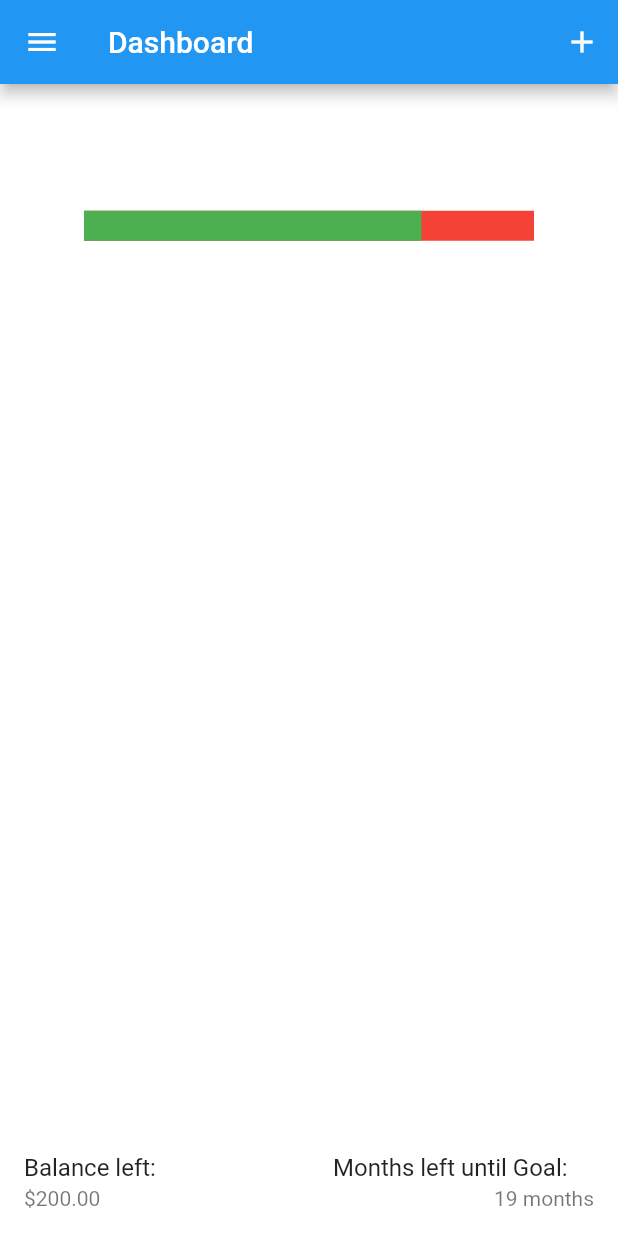
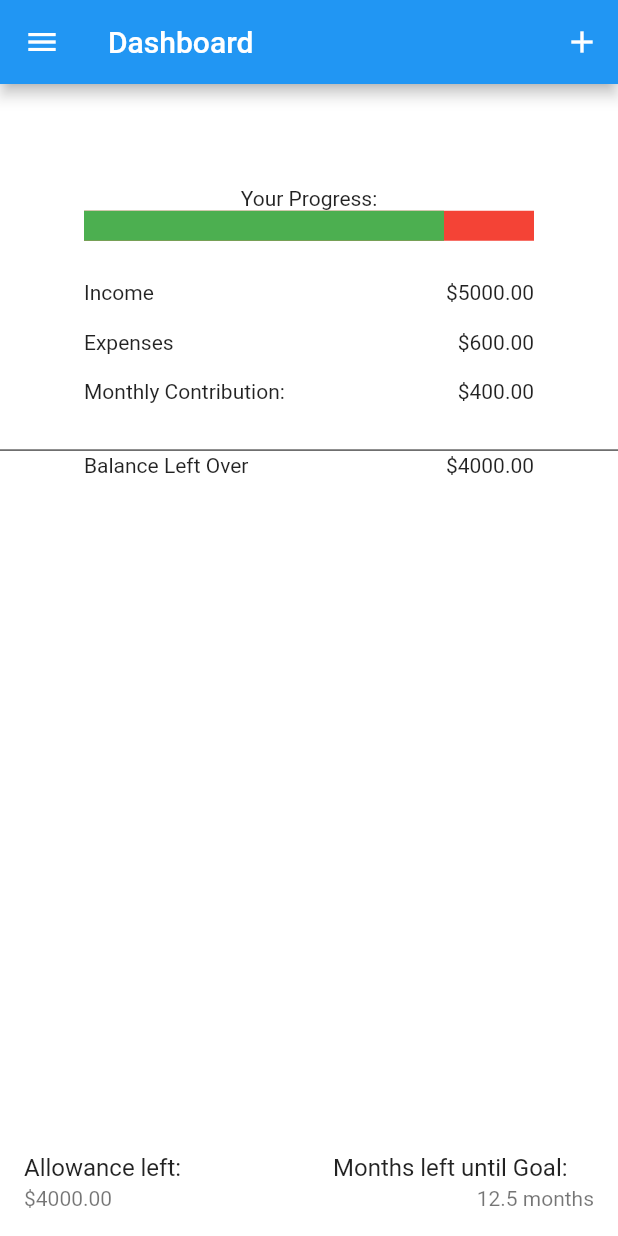
Before and after one commit to AlanConstantino/MoMoney, a Flutter app: the screen it shows after launch, on a phone screen of 412 x 824 dp. Run offline on Flutter 3.47's test engine with Material 2 defaults, Android fonts, the phone set to English and light mode, and no system bars; our stand-ins replace sqflite; accounts and stored records are empty.

Commit message:
Dashboard
non dynamic, so everything has been bolted down to its current position.

If time allows maybe it can be dynamic.

Anyways everything is completly functional, as in everything is ready to go, just have to wire it all together

```diff
--- a/momoney/lib/pages/dashboard.dart
+++ b/momoney/lib/pages/dashboard.dart
@@ -9,9 +9,15 @@ class Dashboard extends StatefulWidget {
 
 class _DashboardState extends State<Dashboard> {
   //place holders, just preparing for the database connections
-  int monthsLeft = 19;
-  double userBalance = 200.00;
-  Animation<Color> progressColor =  AlwaysStoppedAnimation<Color>(Colors.green);
+
+  double dummyMonthlyContribution = 400.00;
+  double dummyUserGoal = 5000.00;
+  double dummyIncome = 5000.00;
+  double dummyExpenses = 600.00;
+  double monthsLeft = 0.0;
+  double dummyUserBalance = 0.0;
+
+  Animation<Color> progressColor = AlwaysStoppedAnimation<Color>(Colors.green);
 
   @override
   Widget build(BuildContext context) {
@@ -86,42 +92,108 @@ class _DashboardState extends State<Dashboard> {
           ),
         ),
       ),
+      body: Container(
+        child: Stack(children: <Widget>[
+          Align(alignment: Alignment(0, -.8), child: Text("Your Progress:")),
+          Container(
+              alignment: Alignment(0, -.75),
+              child: SizedBox(
+                  height: 20,
+                  width: 300,
+                  child: LinearProgressIndicator(
+                    value: (dummyIncome -
+                            dummyExpenses -
+                            dummyMonthlyContribution) /
+                        dummyUserGoal,
+                    backgroundColor: Colors.red,
+                    valueColor: progressColor,
+                  ))),
+          Container(
+              alignment: Alignment(0, -.60),
+              child: SizedBox(
+                height: 40,
+                width: 300,
+                child: Text("Income"),
+              )),
+          Container(
+              alignment: Alignment(0, -.60),
+              child: SizedBox(
+                  height: 40,
+                  width: 300,
+                  child: Text(
+                    "\$" + dummyIncome.toStringAsFixed(2),
+                    textAlign: TextAlign.right,
+                  ))),
+          Container(
+              alignment: Alignment(0, -.50),
+              child:
+                  SizedBox(height: 40, width: 300, child: Text("Expenses "))),
+          Container(
+              alignment: Alignment(0, -.50),
+              child: SizedBox(
+                  height: 40,
+                  width: 300,
+                  child: Text(
+                    "\$" + dummyExpenses.toStringAsFixed(2),
+                    textAlign: TextAlign.right,
+                  ))),
+            Container(
+                alignment: Alignment(0, -.40),
+                child: SizedBox(
+                    height: 40,
+                    width: 300,
+                    child: Text("Monthly Contribution:"))),
+            Container(
+                alignment: Alignment(0, -.40),
+                child: SizedBox(
+                    height: 40,
+                    width: 300,
+                    child: Text(
+                      "\$" + dummyMonthlyContribution.toStringAsFixed(2),
+                      textAlign: TextAlign.right,
+                    ))),
 
+          Align(
+              alignment: Alignment(0, -.3),
+              child: Divider(height: 3, color: Colors.black)),
 
-      body: Container(
-        alignment: Alignment(0,-.75),
-        child: SizedBox(
-          height: 20 ,
-          width: 300,
-        child:LinearProgressIndicator (
-          value: .75 ,
-          backgroundColor: Colors.red,
-          valueColor: progressColor,
-
-        ),
-
-      ) ),
-
-
-
-
-
-
-
-
-
+          Container(
+              alignment: Alignment(0, -.25),
+              child: SizedBox(
+                  height: 40,
+                  width: 300,
+                  child: Text(
+                    "\$" +
+                        (dummyIncome - dummyExpenses - dummyMonthlyContribution)
+                            .toStringAsFixed(2),
+                    textAlign: TextAlign.right,
+                  ))),
+          Container(
+              alignment: Alignment(0, -.25),
+              child: SizedBox(
+                  height: 40,
+                  width: 300,
+                  child: Text(
+                    "Balance Left Over",
+                    textAlign: TextAlign.left,
+                  ))),
+        ]),
+      ),
       bottomNavigationBar: Container(
         child: Row(children: <Widget>[
           Expanded(
               child: ListTile(
-            title: Text("Balance left:"),
-            subtitle: Text("\$" + userBalance.toStringAsFixed(2)),
+            title: Text("Allowance left:"),
+            subtitle: Text("\$" +
+                ((dummyIncome - dummyExpenses - dummyMonthlyContribution))
+                    .toStringAsFixed(2)),
           )),
           Expanded(
             child: ListTile(
               title: Text("Months left until Goal:"),
               subtitle: Text(
-                "$monthsLeft months",
+                (dummyUserGoal / dummyMonthlyContribution).toString() +
+                    " months",
                 textAlign: TextAlign.right,
               ),
             ),
```
